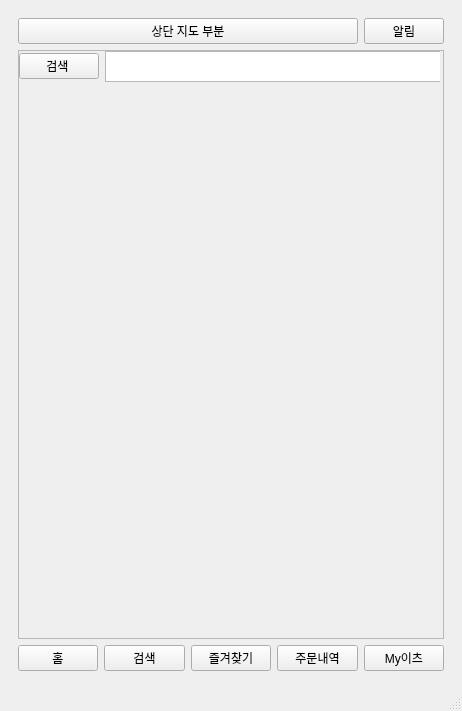
Above: coucoumain.ui from turtle4105/CouCouEats before the change. Below: the same form after it.
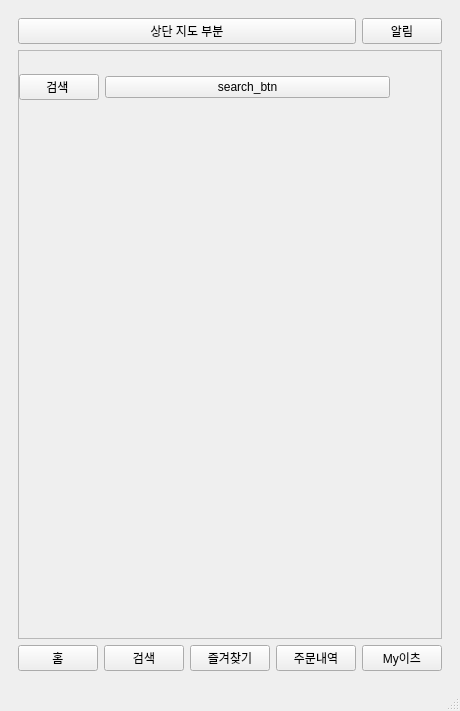
That is the form after the change.

What changed in the file:
```diff
--- a/coucoumain.ui
+++ b/coucoumain.ui
@@ -9,7 +9,7 @@
    <rect>
     <x>0</x>
     <y>0</y>
-    <width>462</width>
+    <width>400</width>
     <height>711</height>
    </rect>
   </property>
@@ -120,7 +120,7 @@
             <rect>
              <x>0</x>
              <y>0</y>
-             <width>424</width>
+             <width>362</width>
              <height>551</height>
             </rect>
            </property>
@@ -129,11 +129,11 @@
              <rect>
               <x>0</x>
               <y>0</y>
-              <width>421</width>
-              <height>31</height>
+              <width>371</width>
+              <height>72</height>
              </rect>
             </property>
-            <layout class="QHBoxLayout" name="Search_V_Layout">
+            <layout class="QHBoxLayout" name="Search_V_Layout" stretch="0,8">
              <item>
               <widget class="QPushButton" name="pushButton_2">
                <property name="text">
@@ -142,18 +142,9 @@
               </widget>
              </item>
              <item>
-              <widget class="QTextEdit" name="textEdit">
-               <property name="minimumSize">
-                <size>
-                 <width>343</width>
-                 <height>0</height>
-                </size>
-               </property>
-               <property name="maximumSize">
-                <size>
-                 <width>343</width>
-                 <height>16777215</height>
-                </size>
+              <widget class="QPushButton" name="search_btn">
+               <property name="text">
+                <string>search_btn</string>
                </property>
               </widget>
              </item>
@@ -163,9 +154,9 @@
             <property name="geometry">
              <rect>
               <x>0</x>
-              <y>30</y>
+              <y>70</y>
               <width>433</width>
-              <height>521</height>
+              <height>501</height>
              </rect>
             </property>
             <layout class="QVBoxLayout" name="main_layout"/>
```
Left out of the diff: 88 changed lines with no effect on the pictures.
